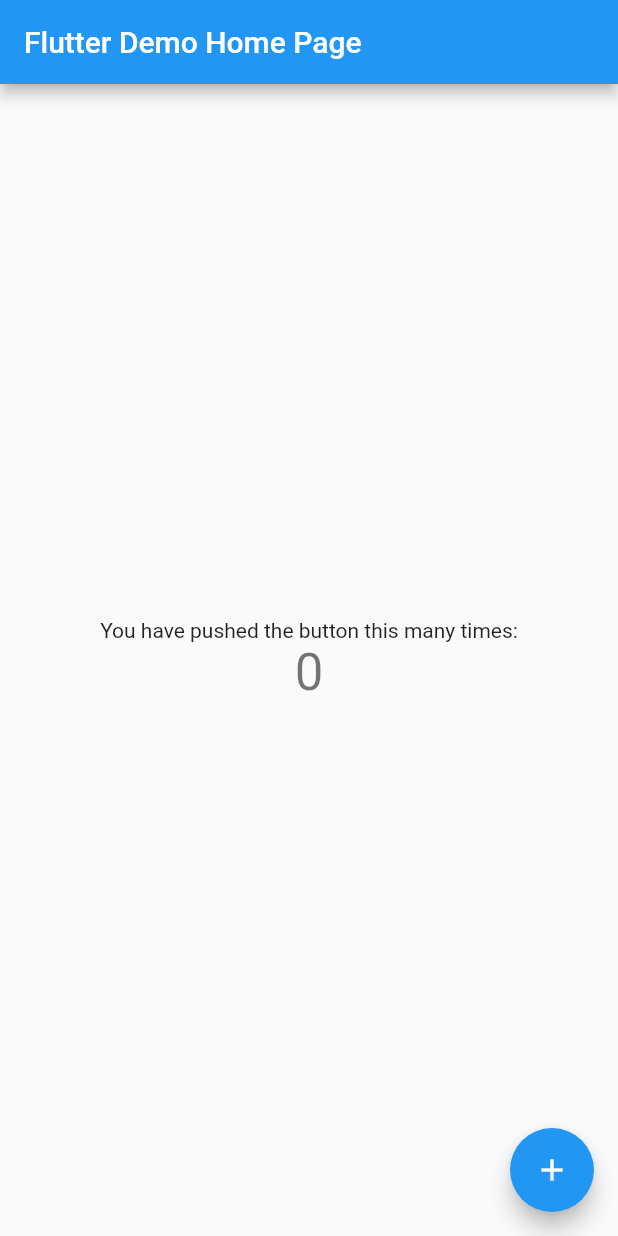
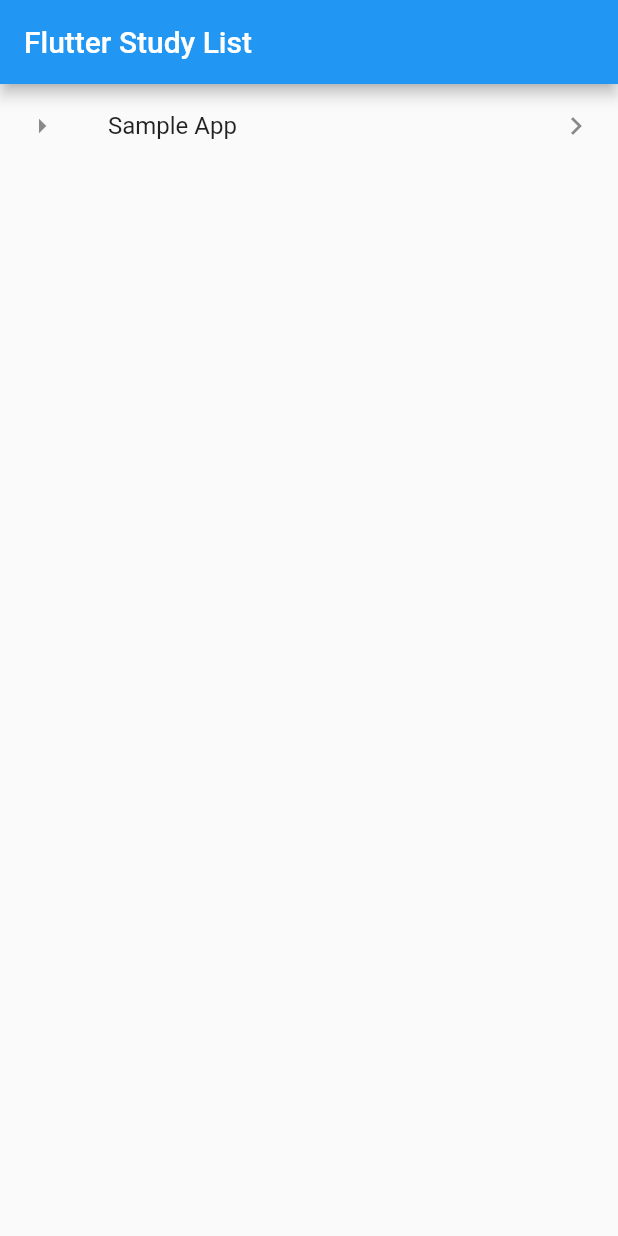
Before and after one commit to windseat/suvival_flutter, a Flutter app: the screen it shows after launch, on a phone screen of 412 x 824 dp. Run offline on Flutter 3.47's test engine with Material 2 defaults, Android fonts, the phone set to English and light mode, and no system bars.

Commit message:
2021 10 19 스터디 업데이트

```diff
--- a/lib/01_sample_app.dart
+++ b/lib/01_sample_app.dart
@@ -1,17 +1,15 @@
 import 'package:flutter/material.dart';
 
-void main() => runApp(MyApp());
+void main() => runApp(SampleApp());
 
-class MyApp extends StatelessWidget {
-  const MyApp({Key? key}) : super(key: key);
+class SampleApp extends StatelessWidget {
+  const SampleApp({Key? key}) : super(key: key);
 
   @override
   Widget build(BuildContext context) {
     return MaterialApp(
       title: 'Flutter Demo',
-      theme: ThemeData(
-        primarySwatch: Colors.blue,
-      ),
+      theme: ThemeData(primarySwatch: Colors.blue,),
       home: MyHomePage(
         title: 'Flutter Demo Home Page',
       ),
@@ -21,7 +19,6 @@ class MyApp extends StatelessWidget {
 
 class MyHomePage extends StatefulWidget {
   const MyHomePage({Key? key, required this.title}) : super(key: key);
-
   final String title;
 
   @override
--- a/lib/main.dart
+++ b/lib/main.dart
@@ -1,113 +1,40 @@
 import 'package:flutter/material.dart';
+import 'package:survival_flutter/01_sample_app.dart';
 
-void main() {
-  runApp(MyApp());
-}
 
-class MyApp extends StatelessWidget {
-  // This widget is the root of your application.
+void main() => runApp(MyAppMain());
+
+class MyAppMain extends StatelessWidget {
+  const MyAppMain({Key? key}) : super(key: key);
+
   @override
   Widget build(BuildContext context) {
     return MaterialApp(
       title: 'Flutter Demo',
       theme: ThemeData(
-        // This is the theme of your application.
-        //
-        // Try running your application with "flutter run". You'll see the
-        // application has a blue toolbar. Then, without quitting the app, try
-        // changing the primarySwatch below to Colors.green and then invoke
-        // "hot reload" (press "r" in the console where you ran "flutter run",
-        // or simply save your changes to "hot reload" in a Flutter IDE).
-        // Notice that the counter didn't reset back to zero; the application
-        // is not restarted.
         primarySwatch: Colors.blue,
       ),
-      home: MyHomePage(title: 'Flutter Demo Home Page'),
-    );
-  }
-}
-
-class MyHomePage extends StatefulWidget {
-  MyHomePage({Key? key, required this.title}) : super(key: key);
-
-  // This widget is the home page of your application. It is stateful, meaning
-  // that it has a State object (defined below) that contains fields that affect
-  // how it looks.
-
-  // This class is the configuration for the state. It holds the values (in this
-  // case the title) provided by the parent (in this case the App widget) and
-  // used by the build method of the State. Fields in a Widget subclass are
-  // always marked "final".
-
-  final String title;
-
-  @override
-  _MyHomePageState createState() => _MyHomePageState();
-}
-
-class _MyHomePageState extends State<MyHomePage> {
-  int _counter = 0;
-
-  void _incrementCounter() {
-    setState(() {
-      // This call to setState tells the Flutter framework that something has
-      // changed in this State, which causes it to rerun the build method below
-      // so that the display can reflect the updated values. If we changed
-      // _counter without calling setState(), then the build method would not be
-      // called again, and so nothing would appear to happen.
-      _counter++;
-    });
-  }
-
-  @override
-  Widget build(BuildContext context) {
-    // This method is rerun every time setState is called, for instance as done
-    // by the _incrementCounter method above.
-    //
-    // The Flutter framework has been optimized to make rerunning build methods
-    // fast, so that you can just rebuild anything that needs updating rather
-    // than having to individually change instances of widgets.
-    return Scaffold(
-      appBar: AppBar(
-        // Here we take the value from the MyHomePage object that was created by
-        // the App.build method, and use it to set our appbar title.
-        title: Text(widget.title),
-      ),
-      body: Center(
-        // Center is a layout widget. It takes a single child and positions it
-        // in the middle of the parent.
-        child: Column(
-          // Column is also a layout widget. It takes a list of children and
-          // arranges them vertically. By default, it sizes itself to fit its
-          // children horizontally, and tries to be as tall as its parent.
-          //
-          // Invoke "debug painting" (press "p" in the console, choose the
-          // "Toggle Debug Paint" action from the Flutter Inspector in Android
-          // Studio, or the "Toggle Debug Paint" command in Visual Studio Code)
-          // to see the wireframe for each widget.
-          //
-          // Column has various properties to control how it sizes itself and
-          // how it positions its children. Here we use mainAxisAlignment to
-          // center the children vertically; the main axis here is the vertical
-          // axis because Columns are vertical (the cross axis would be
-          // horizontal).
-          mainAxisAlignment: MainAxisAlignment.center,
+      home: Scaffold(
+        appBar: AppBar(
+          title: Text('Flutter Study List'),
+        ),
+        body: ListView(
+          scrollDirection: Axis.vertical,
           children: <Widget>[
-            Text(
-              'You have pushed the button this many times:',
-            ),
-            Text(
-              '$_counter',
-              style: Theme.of(context).textTheme.headline4,
+            ListTile(
+              leading: Icon(Icons.arrow_right_sharp),
+              title: Text('Sample App'),
+              trailing: Icon(Icons.navigate_next),
+              onTap: () {
+                Navigator.push(
+                  context,
+                  MaterialPageRoute(builder: (context) => MyHomePage(title: 'Flutter Demo Home Page')),
+                );
+              },
             ),
           ],
         ),
       ),
-      floatingActionButton: FloatingActionButton(
-        onPressed: _incrementCounter,
-        tooltip: 'Increment',
-        child: Icon(Icons.add),
-      ), // This trailing comma makes auto-formatting nicer for build methods.
     );
   }
 }
```
Also changed, not shown: lib/02_hello_world.dart (added, +33 -0 lines), lib/03_hello_world_change.dart (added, +52 -0 lines), lib/04_widget_01.dart (added, +89 -0 lines), 1 other file.
